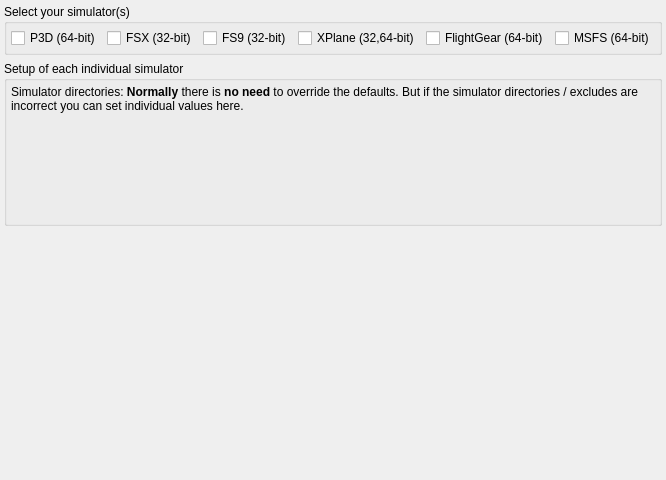
Above: src/gui/components/configsimulatorcomponent.ui from swift-project/pilotclient before the change. Below: the same form after it.
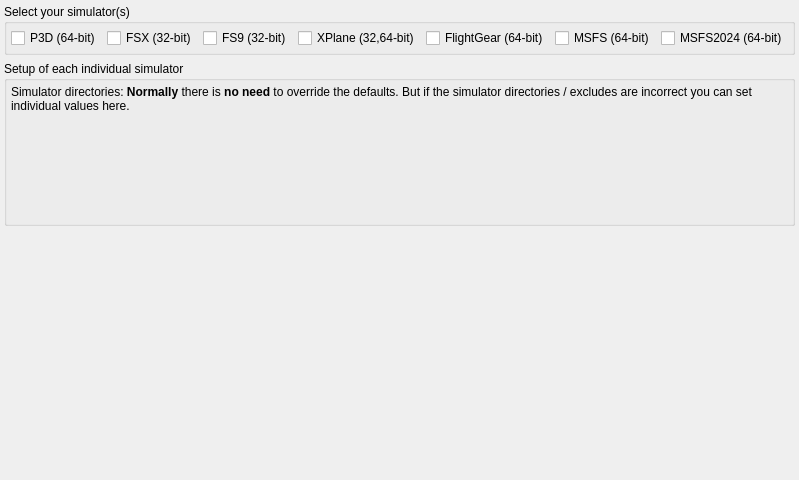
That is the form after the change. Custom widgets are drawn as their Qt base class.

```diff
--- a/src/gui/components/configsimulatorcomponent.ui
+++ b/src/gui/components/configsimulatorcomponent.ui
@@ -92,6 +92,13 @@
           </property>
         </widget>
       </item>
+       <item row="1" column="6" alignment="Qt::AlignHCenter">
+         <widget class="QCheckBox" name="cb_MSFS2024">
+           <property name="text">
+             <string>MSFS2024 (64-bit)</string>
+           </property>
+         </widget>
+       </item>
      </layout>
     </widget>
    </item>
```
